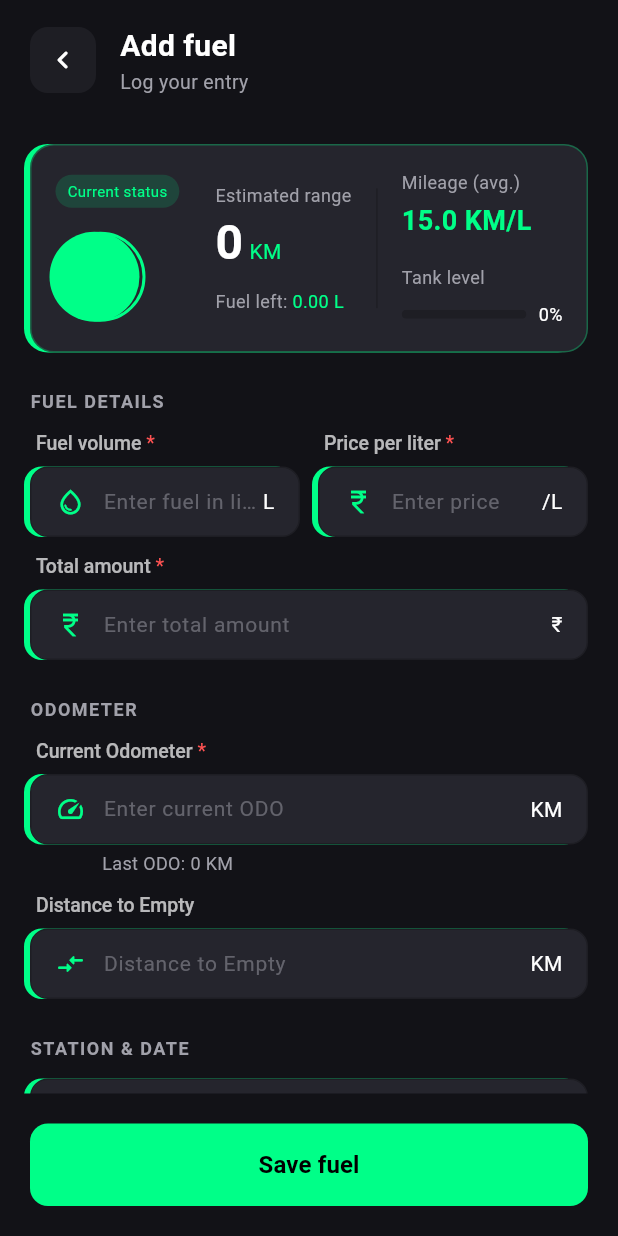
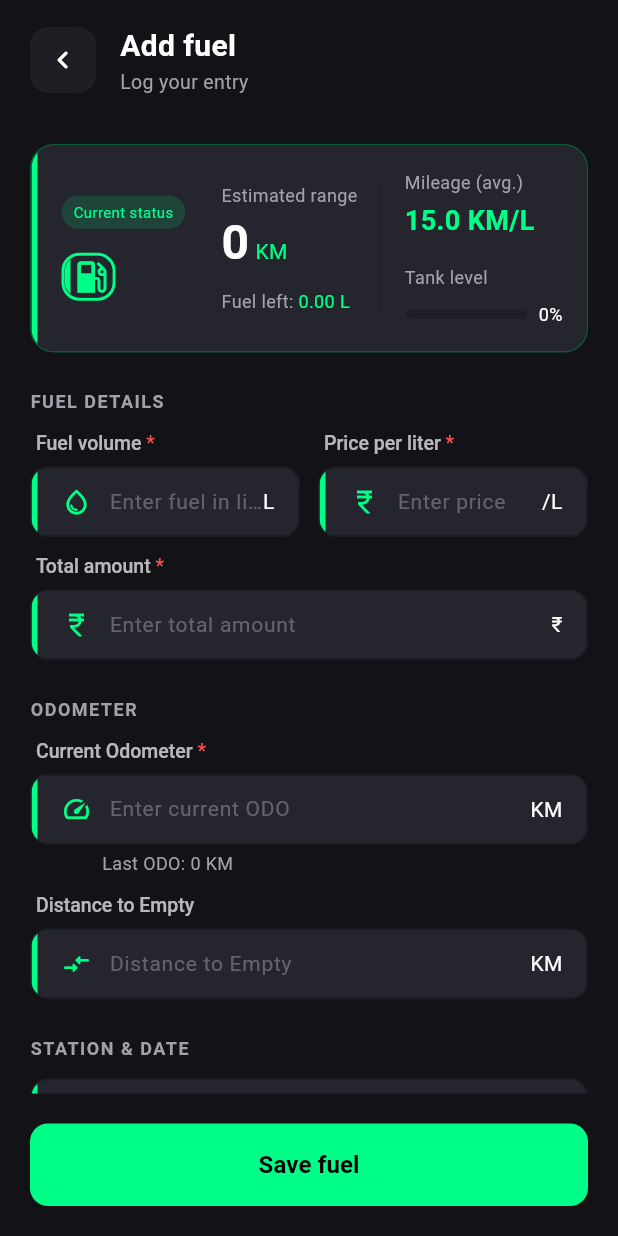
Before and after one commit to fadowtech/fuel_cal, a Flutter app: the AddFuelPage screen opened directly, on a phone screen of 412 x 824 dp. Run offline on Flutter 3.47's test engine with Material 3 defaults, Android fonts, the phone set to English and light mode, and no system bars; our stand-ins replace connectivity_plus, dio, dotted_border, flutter_dotenv, flutter_local_notifications, flutter_riverpod and 11 more; accounts and stored records are empty; network calls fail.

Commit message:
Updated project files

```diff
--- a/lib/add_fuel_page.dart
+++ b/lib/add_fuel_page.dart
@@ -541,19 +541,18 @@ class _AddFuelPageState extends ConsumerState<AddFuelPage> {
 
   Widget _buildCurrentStatusCard() {
     return Container(
-      padding: const EdgeInsets.all(16),
+          decoration: BoxDecoration(
+            borderRadius: BorderRadius.circular(16),
+            border: Border.all(color: _neonColor.withOpacity(0.3)),
+          ),
+          child: ClipRRect(
+            borderRadius: BorderRadius.circular(15),
+            child: Container(
               decoration: BoxDecoration(
                 color: _cardColor,
-        borderRadius: BorderRadius.circular(16),
-        border: Border.all(color: _neonColor.withOpacity(0.3)),
-        boxShadow: [
-          BoxShadow(
-            color: _neonColor,
-            offset: const Offset(-4, 0),
-            blurRadius: 0,
+                border: Border(left: BorderSide(color: _neonColor, width: 4)),
               ),
-        ]
-      ),
+              padding: const EdgeInsets.all(16),
               child: Row(
         children: [
           Column(
@@ -569,20 +568,20 @@ class _AddFuelPageState extends ConsumerState<AddFuelPage> {
               ),
               const SizedBox(height: 16),
               Container(
-                width: 60,
-                height: 60,
           decoration: BoxDecoration(
-                  shape: BoxShape.circle,
+            borderRadius: BorderRadius.circular(12),
             border: Border.all(color: _neonColor, width: 2),
-            boxShadow: [
-              BoxShadow(
-                color: _neonColor,
-                offset: const Offset(-4, 0),
-                blurRadius: 0,
           ),
-            ]
+          child: ClipRRect(
+            borderRadius: BorderRadius.circular(11),
+            child: Container(
+              decoration: BoxDecoration(
+                color: _cardColor,
+                border: Border(left: BorderSide(color: _neonColor, width: 4)),
               ),
               child: Icon(Icons.local_gas_station, color: _neonColor, size: 28),
+            ),
+          ),
         ),
             ],
           ),
@@ -645,6 +644,8 @@ class _AddFuelPageState extends ConsumerState<AddFuelPage> {
           ),
         ],
       ),
+            ),
+          ),
         );
   }
 
@@ -680,16 +681,15 @@ class _AddFuelPageState extends ConsumerState<AddFuelPage> {
         ),
         Container(
           decoration: BoxDecoration(
-            color: _cardColor,
             borderRadius: BorderRadius.circular(12),
             border: Border.all(color: errorText != null ? Colors.redAccent : _surfaceColor),
-            boxShadow: [
-              BoxShadow(
-                color: _neonColor,
-                offset: const Offset(-4, 0),
-                blurRadius: 0,
           ),
-            ]
+          child: ClipRRect(
+            borderRadius: BorderRadius.circular(11),
+            child: Container(
+              decoration: BoxDecoration(
+                color: _cardColor,
+                border: Border(left: BorderSide(color: _neonColor, width: 4)),
               ),
               padding: const EdgeInsets.symmetric(horizontal: 16, vertical: 0),
               child: Row(
@@ -713,6 +713,8 @@ class _AddFuelPageState extends ConsumerState<AddFuelPage> {
               ),
               if (suffix != null) Text(suffix, style: const TextStyle(color: Colors.white, fontSize: 14)),
             ],
+          ),
+            ),
           ),
         ),
         if (errorText != null)
@@ -829,19 +831,18 @@ class _AddFuelPageState extends ConsumerState<AddFuelPage> {
     return Column(
       children: [
         Container(
-          padding: const EdgeInsets.symmetric(horizontal: 16, vertical: 6),
+          decoration: BoxDecoration(
+            borderRadius: BorderRadius.circular(12),
+            border: Border.all(color: _surfaceColor),
+          ),
+          child: ClipRRect(
+            borderRadius: BorderRadius.circular(11),
+            child: Container(
               decoration: BoxDecoration(
                 color: _cardColor,
-            borderRadius: BorderRadius.circular(12),
-            border: Border.all(color: _surfaceColor),
-            boxShadow: [
-              BoxShadow(
-                color: _neonColor,
-                offset: const Offset(-4, 0),
-                blurRadius: 0,
+                border: Border(left: BorderSide(color: _neonColor, width: 4)),
               ),
-            ]
-          ),
+              padding: const EdgeInsets.symmetric(horizontal: 16, vertical: 6),
               child: Row(
             children: [
               Icon(Icons.local_gas_station_outlined, color: _neonColor, size: 20),
@@ -863,23 +864,24 @@ class _AddFuelPageState extends ConsumerState<AddFuelPage> {
             ],
           ),
             ),
+          ),
+        ),
         const SizedBox(height: 12),
         GestureDetector(
           onTap: _pickDate,
           child: Container(
-            padding: const EdgeInsets.symmetric(horizontal: 16, vertical: 16),
+          decoration: BoxDecoration(
+            borderRadius: BorderRadius.circular(12),
+            border: Border.all(color: _surfaceColor),
+          ),
+          child: ClipRRect(
+            borderRadius: BorderRadius.circular(11),
+            child: Container(
               decoration: BoxDecoration(
                 color: _cardColor,
-              borderRadius: BorderRadius.circular(12),
-              border: Border.all(color: _surfaceColor),
-            boxShadow: [
-              BoxShadow(
-                color: _neonColor,
-                offset: const Offset(-4, 0),
-                blurRadius: 0,
+                border: Border(left: BorderSide(color: _neonColor, width: 4)),
               ),
-            ]
-          ),
+              padding: const EdgeInsets.symmetric(horizontal: 16, vertical: 16),
               child: Row(
               children: [
                 Icon(Icons.calendar_today_outlined, color: _neonColor, size: 20),
@@ -899,21 +901,22 @@ class _AddFuelPageState extends ConsumerState<AddFuelPage> {
             ),
             ),
           ),
+        ),
+        ),
         const SizedBox(height: 12),
         Container(
-          padding: const EdgeInsets.symmetric(horizontal: 16, vertical: 12),
+          decoration: BoxDecoration(
+            borderRadius: BorderRadius.circular(12),
+            border: Border.all(color: _surfaceColor),
+          ),
+          child: ClipRRect(
+            borderRadius: BorderRadius.circular(11),
+            child: Container(
               decoration: BoxDecoration(
                 color: _cardColor,
-            borderRadius: BorderRadius.circular(12),
-            border: Border.all(color: _surfaceColor),
-            boxShadow: [
-              BoxShadow(
-                color: _neonColor,
-                offset: const Offset(-4, 0),
-                blurRadius: 0,
+                border: Border(left: BorderSide(color: _neonColor, width: 4)),
               ),
-            ]
-          ),
+              padding: const EdgeInsets.symmetric(horizontal: 16, vertical: 12),
               child: Row(
             mainAxisAlignment: MainAxisAlignment.spaceBetween,
             children: [
@@ -932,6 +935,8 @@ class _AddFuelPageState extends ConsumerState<AddFuelPage> {
             ],
           ),
             ),
+          ),
+        ),
       ],
     );
   }
@@ -940,19 +945,18 @@ class _AddFuelPageState extends ConsumerState<AddFuelPage> {
     return Column(
       children: [
         Container(
-          padding: const EdgeInsets.all(16),
+          decoration: BoxDecoration(
+            borderRadius: BorderRadius.circular(20),
+            border: Border.all(color: _surfaceColor),
+          ),
+          child: ClipRRect(
+            borderRadius: BorderRadius.circular(19),
+            child: Container(
               decoration: BoxDecoration(
                 color: _cardColor,
-            borderRadius: BorderRadius.circular(12),
-            border: Border.all(color: _surfaceColor),
-            boxShadow: [
-              BoxShadow(
-                color: _neonColor,
-                offset: const Offset(-4, 0),
-                blurRadius: 0,
+                border: Border(left: BorderSide(color: _neonColor, width: 4)),
               ),
-            ]
-          ),
+              padding: const EdgeInsets.all(16),
               child: Column(
             children: [
               Row(
@@ -1045,21 +1049,22 @@ class _AddFuelPageState extends ConsumerState<AddFuelPage> {
             ],
           ),
             ),
+          ),
+        ),
         const SizedBox(height: 12),
         Container(
-          padding: const EdgeInsets.symmetric(horizontal: 16, vertical: 8),
+          decoration: BoxDecoration(
+            borderRadius: BorderRadius.circular(12),
+            border: Border.all(color: _surfaceColor),
+          ),
+          child: ClipRRect(
+            borderRadius: BorderRadius.circular(11),
+            child: Container(
               decoration: BoxDecoration(
                 color: _cardColor,
-            borderRadius: BorderRadius.circular(12),
-            border: Border.all(color: _surfaceColor),
-            boxShadow: [
-              BoxShadow(
-                color: _neonColor,
-                offset: const Offset(-4, 0),
-                blurRadius: 0,
+                border: Border(left: BorderSide(color: _neonColor, width: 4)),
               ),
-            ]
-          ),
+              padding: const EdgeInsets.symmetric(horizontal: 16, vertical: 8),
               child: Row(
             children: [
               Icon(Icons.notes, color: _neonColor, size: 20),
@@ -1082,21 +1087,22 @@ class _AddFuelPageState extends ConsumerState<AddFuelPage> {
             ],
           ),
             ),
+          ),
+        ),
         const SizedBox(height: 12),
         Container(
-          padding: const EdgeInsets.symmetric(horizontal: 16, vertical: 6),
+          decoration: BoxDecoration(
+            borderRadius: BorderRadius.circular(12),
+            border: Border.all(color: _surfaceColor),
+          ),
+          child: ClipRRect(
+            borderRadius: BorderRadius.circular(11),
+            child: Container(
               decoration: BoxDecoration(
                 color: _cardColor,
-            borderRadius: BorderRadius.circular(12),
-            border: Border.all(color: _surfaceColor),
-            boxShadow: [
-              BoxShadow(
-                color: _neonColor,
-                offset: const Offset(-4, 0),
-                blurRadius: 0,
+                border: Border(left: BorderSide(color: _neonColor, width: 4)),
               ),
-            ]
-          ),
+              padding: const EdgeInsets.symmetric(horizontal: 16, vertical: 6),
               child: Row(
             children: [
               Icon(Icons.credit_card, color: _neonColor, size: 20),
@@ -1120,6 +1126,8 @@ class _AddFuelPageState extends ConsumerState<AddFuelPage> {
             ],
           ),
             ),
+          ),
+        ),
       ],
     );
   }
@@ -1128,20 +1136,18 @@ class _AddFuelPageState extends ConsumerState<AddFuelPage> {
     return GestureDetector(
       onTap: _pickImage,
       child: Container(
-        width: double.infinity,
-        padding: const EdgeInsets.symmetric(vertical: 16),
           decoration: BoxDecoration(
-          color: _surfaceColor.withOpacity(0.3),
             borderRadius: BorderRadius.circular(12),
             border: Border.all(color: _surfaceColor, style: BorderStyle.solid),
-            boxShadow: [
-              BoxShadow(
-                color: _neonColor,
-                offset: const Offset(-4, 0),
-                blurRadius: 0,
           ),
-            ]
+          child: ClipRRect(
+            borderRadius: BorderRadius.circular(11),
+            child: Container(
+              decoration: BoxDecoration(
+                color: _cardColor,
+                border: Border(left: BorderSide(color: _neonColor, width: 4)),
               ),
+              padding: const EdgeInsets.symmetric(vertical: 16),
               child: _billImage != null
             ? Column(
                 children: [
@@ -1169,6 +1175,8 @@ class _AddFuelPageState extends ConsumerState<AddFuelPage> {
                     ],
                   ),
             ),
+          ),
+        ),
     );
   }
 
```
Also changed, not shown: lib/add_expense_page.dart (+19 -16 lines), lib/add_reminder_page.dart (+99 -79 lines), 1 other file. Lines whose indentation alone changed are shown as unchanged.
